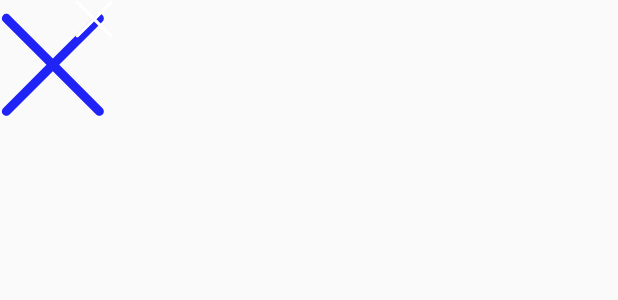
After one commit to Zsunflower/AMDancer, an Android app: the layout layout_floating_widget.xml on its own in the app's theme, with its tools: preview values and no code run, on a phone screen of 412 x 824 dp. The commit adds this screen. Shown: the top 300 px of the screen. Run offline under Robolectric (Android 15) with nearby library versions, the phone set to English and light mode, and no system bars.

Commit message:
add floating widgets

```diff
--- a/app/build.gradle
+++ b/app/build.gradle
@@ -8,7 +8,7 @@ android {
 
     defaultConfig {
         applicationId "com.autogame.amdancer"
-        minSdk 24
+        minSdk 26
         targetSdk 33
         versionCode 1
         versionName "1.0"
--- a/app/src/main/AndroidManifest.xml
+++ b/app/src/main/AndroidManifest.xml
@@ -5,6 +5,7 @@
     android:versionName="1.0">
 
     <uses-permission android:name="android.permission.FOREGROUND_SERVICE" />
+    <uses-permission android:name="android.permission.SYSTEM_ALERT_WINDOW" />
 
     <application
         android:allowBackup="true"
@@ -26,7 +27,10 @@
         <service
             android:name=".ScreenCaptureService"
             android:foregroundServiceType="mediaProjection" />
-
+        <service
+            android:name=".FloatingViewService"
+            android:enabled="true"
+            android:exported="false" />
         <service
             android:name=".AutoAccessibilityService"
             android:foregroundServiceType="mediaProjection"
--- /dev/null
+++ b/app/src/main/res/drawable/icon_close.xml
@@ -0,0 +1,12 @@
+<vector xmlns:android="http://schemas.android.com/apk/res/android"
+    android:width="17dp"
+    android:height="17dp"
+    android:viewportWidth="35.0"
+    android:viewportHeight="35.0">
+    <path
+        android:fillColor="#FFFFFF"
+        android:fillType="evenOdd"
+        android:pathData="M17.62,15.5L32.06,1.06C32.65,0.47 33.6,0.47 34.18,1.06L34.18,1.06C34.77,1.65 34.77,2.6 34.18,3.18L19.74,17.62L34.18,32.06C34.77,32.65 34.77,33.6 34.18,34.18L34.18,34.18C33.6,34.77 32.65,34.77 32.06,34.18L17.62,19.74L3.18,34.18C2.6,34.77 1.65,34.77 1.06,34.18L1.06,34.18C0.47,33.6 0.47,32.65 1.06,32.06L15.5,17.62L1.06,3.18C0.47,2.6 0.47,1.65 1.06,1.06L1.06,1.06C1.65,0.47 2.6,0.47 3.18,1.06L17.62,15.5Z"
+        android:strokeWidth="1"
+        android:strokeColor="#00000000" />
+</vector>
--- /dev/null
+++ b/app/src/main/res/drawable/icon_simplified_coding.xml
@@ -0,0 +1,12 @@
+<vector xmlns:android="http://schemas.android.com/apk/res/android"
+    android:width="17dp"
+    android:height="17dp"
+    android:viewportWidth="35.0"
+    android:viewportHeight="35.0">
+    <path
+        android:fillColor="#1F23F5"
+        android:fillType="evenOdd"
+        android:pathData="M17.62,15.5L32.06,1.06C32.65,0.47 33.6,0.47 34.18,1.06L34.18,1.06C34.77,1.65 34.77,2.6 34.18,3.18L19.74,17.62L34.18,32.06C34.77,32.65 34.77,33.6 34.18,34.18L34.18,34.18C33.6,34.77 32.65,34.77 32.06,34.18L17.62,19.74L3.18,34.18C2.6,34.77 1.65,34.77 1.06,34.18L1.06,34.18C0.47,33.6 0.47,32.65 1.06,32.06L15.5,17.62L1.06,3.18C0.47,2.6 0.47,1.65 1.06,1.06L1.06,1.06C1.65,0.47 2.6,0.47 3.18,1.06L17.62,15.5Z"
+        android:strokeWidth="1"
+        android:strokeColor="#00000000" />
+</vector>
--- a/app/src/main/res/layout/activity_main.xml
+++ b/app/src/main/res/layout/activity_main.xml
@@ -17,4 +17,9 @@
         android:layout_height="wrap_content"
         android:text="@string/stop_recording" />
 
+    <Button
+        android:id="@+id/buttonCreateWidget"
+        android:layout_width="wrap_content"
+        android:layout_height="wrap_content"
+        android:text="@string/create_floating_widget" />
 </LinearLayout>
--- /dev/null
+++ b/app/src/main/res/layout/layout_floating_widget.xml
@@ -0,0 +1,75 @@
+<?xml version="1.0" encoding="utf-8"?>
+<FrameLayout xmlns:android="http://schemas.android.com/apk/res/android"
+    xmlns:tools="http://schemas.android.com/tools"
+    android:layout_width="wrap_content"
+    android:layout_height="wrap_content">
+
+
+    <RelativeLayout
+        android:id="@+id/relativeLayoutParent"
+        android:layout_width="wrap_content"
+        android:layout_height="wrap_content"
+        tools:ignore="UselessParent">
+
+        <!-- this is the collapsed layout -->
+        <RelativeLayout
+            android:id="@+id/layoutCollapsed"
+            android:layout_width="wrap_content"
+            android:layout_height="wrap_content"
+            android:orientation="vertical"
+            android:visibility="visible">
+
+            <ImageView
+                android:id="@+id/collapsed_iv"
+                android:layout_width="70dp"
+                android:layout_height="70dp"
+                android:layout_marginTop="8dp"
+                android:src="@drawable/icon_simplified_coding" />
+
+            <ImageView
+                android:id="@+id/buttonClose"
+                android:layout_width="25dp"
+                android:layout_height="25dp"
+                android:layout_marginLeft="50dp"
+                android:src="@drawable/icon_close" />
+        </RelativeLayout>
+
+        <!-- this is the expanded layout -->
+        <LinearLayout
+            android:id="@+id/layoutExpanded"
+            android:layout_width="wrap_content"
+            android:layout_height="wrap_content"
+            android:background="#a0c3d7"
+            android:orientation="horizontal"
+            android:padding="8dp"
+            android:visibility="gone">
+
+            <ImageView
+                android:id="@+id/buttonSimplifiedCodingExpanded"
+                android:layout_width="80dp"
+                android:layout_height="80dp"
+                android:src="@drawable/icon_simplified_coding"
+                tools:ignore="ContentDescription" />
+
+            <LinearLayout
+                android:id="@+id/buttonSimplifiedCoding"
+                android:layout_width="match_parent"
+                android:layout_height="wrap_content"
+                android:orientation="vertical">
+
+                <TextView
+                    android:layout_width="match_parent"
+                    android:layout_height="wrap_content"
+                    android:paddingLeft="15dp"
+                    android:paddingTop="15dp"
+                    android:paddingRight="15dp"
+                    android:text="Take Screenshot"
+                    android:textAlignment="center"
+                    android:textAppearance="@style/Base.TextAppearance.AppCompat.Large"
+                    android:textColor="#ffffff"
+                    android:textStyle="bold" />
+            </LinearLayout>
+
+        </LinearLayout>
+    </RelativeLayout>
+</FrameLayout>
--- a/app/src/main/res/values/strings.xml
+++ b/app/src/main/res/values/strings.xml
@@ -5,4 +5,5 @@
     <string name="stop_recording">Stop Recording</string>
     <string name="recording">Recording</string>
     <string name="accessibility_service_label"> Auto AccessibilityService </string>
+    <string name="create_floating_widget">Create Floating Widget</string>
 </resources>
--- a/app/src/main/res/xml/config.xml
+++ b/app/src/main/res/xml/config.xml
@@ -1,5 +1,4 @@
-<accessibility-service
-    xmlns:android="http://schemas.android.com/apk/res/android"
+<accessibility-service xmlns:android="http://schemas.android.com/apk/res/android"
     android:accessibilityEventTypes="typeAllMask"
     android:accessibilityFeedbackType="feedbackAllMask"
     android:accessibilityFlags="flagDefault"
```
Also changed, not shown: app/src/main/java/com/autogame/amdancer/AutoAccessibilityService.java (+16 -14 lines), app/src/main/java/com/autogame/amdancer/FloatingViewService.java (added, +109 -0 lines), app/src/main/java/com/autogame/amdancer/ScreenCaptureActivity.java (+34 -8 lines), app/src/main/java/com/autogame/amdancer/ScreenCaptureService.java (+7 -5 lines), app/src/main/res/drawable/ic_camera.xml (+4 -4 lines), 2 other files.
